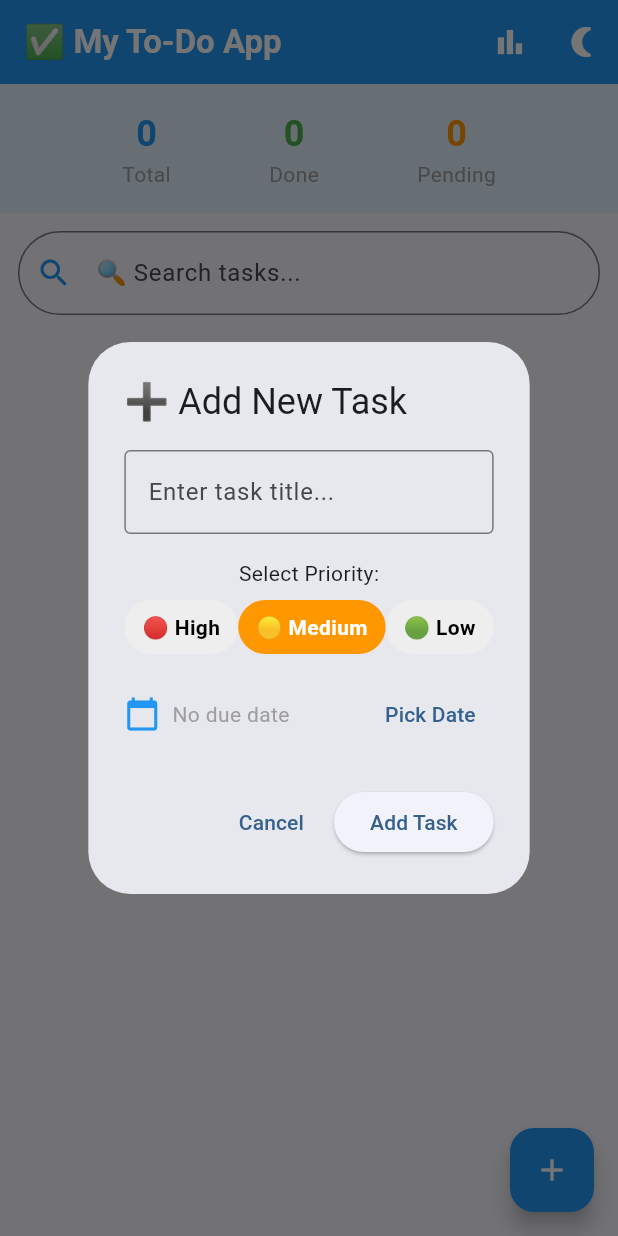
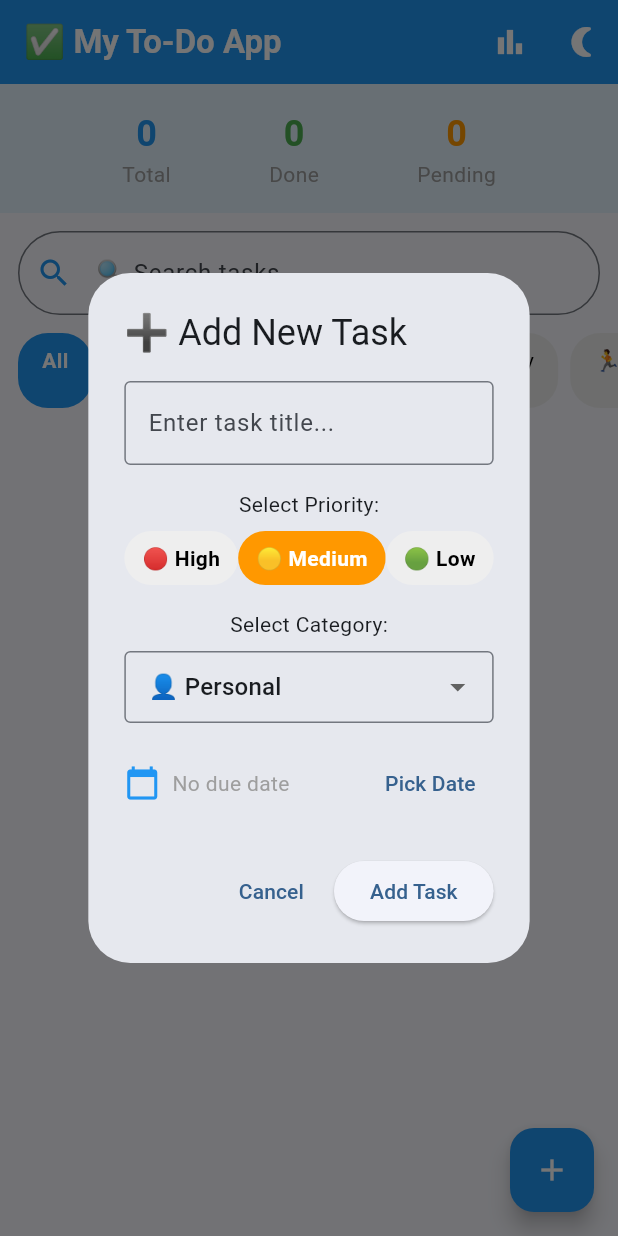
Before and after one commit to Senuja20040324/todo-mobile-app, a Flutter app: the screen it shows after launch, after a tap on the "add" icon, on a phone screen of 412 x 824 dp. Run offline on Flutter 3.47's test engine with Material 3 defaults, Android fonts, the phone set to English and light mode, and no system bars; missing offline and left inert: dart:js; statements that could not run were skipped.

Commit message:
add task categories feayure - working

```diff
--- a/lib/main.dart
+++ b/lib/main.dart
@@ -67,6 +67,7 @@ class Task {
   bool isDone;
   String createdAt;
   String? dueDate;
+  String category;
 
   Task({
     required this.title,
@@ -74,6 +75,7 @@ class Task {
     this.isDone = false,
     required this.createdAt,
     this.dueDate,
+    this.category = 'Personal',
   });
 
   Map<String, dynamic> toJson() => {
@@ -82,6 +84,7 @@ class Task {
     'isDone': isDone,
     'createdAt': createdAt,
     'dueDate': dueDate,
+    'category': category,
   };
 
   factory Task.fromJson(Map<String, dynamic> json) => Task(
@@ -90,6 +93,7 @@ class Task {
     isDone: json['isDone'],
     createdAt: json['createdAt'],
     dueDate: json['dueDate'],
+    category: json['category'] ?? '👤 Personal',
   );
 }
 
@@ -114,6 +118,18 @@ class _TodoHomePageState extends State<TodoHomePage> {
   String _selectedPriority = 'Medium';
   String _searchQuery = '';
   DateTime? _selectedDueDate;
+  String _selectedCategory = '👤 Personal';
+  String _filterCategory = 'All';
+
+  final List<String> _categories = [
+    'All',
+    '💼 Work',
+    '👤 Personal',
+    '📚 Study',
+    '🏃 Health',
+    '🛒 Shopping',
+    '💰 Finance',
+  ];
 
   @override
   void initState() {
@@ -146,14 +162,28 @@ class _TodoHomePageState extends State<TodoHomePage> {
   }
 
   List<Task> get _filteredTasks {
-    if (_searchQuery.isEmpty) return _tasks;
-    return _tasks
-        .where(
-          (task) =>
-              task.title.toLowerCase().contains(_searchQuery) ||
-              task.priority.toLowerCase().contains(_searchQuery),
-        )
-        .toList();
+    List<Task> filtered = _tasks;
+
+    // Filter by category
+    if (_filterCategory != 'All') {
+      filtered = filtered
+          .where((task) => task.category == _filterCategory)
+          .toList();
+    }
+
+    // Filter by search
+    if (_searchQuery.isNotEmpty) {
+      filtered = filtered
+          .where(
+            (task) =>
+                task.title.toLowerCase().contains(_searchQuery) ||
+                task.priority.toLowerCase().contains(_searchQuery) ||
+                task.category.toLowerCase().contains(_searchQuery),
+          )
+          .toList();
+    }
+
+    return filtered;
   }
 
   Map<String, dynamic> _getDueStatus(String? dueDate) {
@@ -179,11 +209,13 @@ class _TodoHomePageState extends State<TodoHomePage> {
           priority: _selectedPriority,
           createdAt: DateTime.now().toString().substring(0, 16),
           dueDate: _selectedDueDate?.toString().substring(0, 10),
+          category: _selectedCategory,
         ),
       );
       _controller.clear();
       _selectedPriority = 'Medium';
       _selectedDueDate = null;
+      _selectedCategory = '👤 Personal';
     });
     _saveTasks();
     Navigator.pop(context);
@@ -266,7 +298,44 @@ class _TodoHomePageState extends State<TodoHomePage> {
               ),
               const SizedBox(height: 16),
 
-              // Due Date
+              // Category selector
+              const Text('Select Category:'),
+              const SizedBox(height: 8),
+              StatefulBuilder(
+                builder: (context, setCatState) =>
+                    DropdownButtonFormField<String>(
+                      value: _selectedCategory,
+                      decoration: const InputDecoration(
+                        border: OutlineInputBorder(),
+                        contentPadding: EdgeInsets.symmetric(
+                          horizontal: 12,
+                          vertical: 8,
+                        ),
+                      ),
+                      items:
+                          [
+                                '💼 Work',
+                                '👤 Personal',
+                                '📚 Study',
+                                '🏃 Health',
+                                '🛒 Shopping',
+                                '💰 Finance',
+                              ]
+                              .map(
+                                (cat) => DropdownMenuItem(
+                                  value: cat,
+                                  child: Text(cat),
+                                ),
+                              )
+                              .toList(),
+                      onChanged: (val) {
+                        if (val != null) {
+                          setState(() => _selectedCategory = val);
+                        }
+                      },
+                    ),
+              ),
+              const SizedBox(height: 16),
               Row(
                 children: [
                   const Icon(Icons.calendar_today, color: Colors.blue),
@@ -405,6 +474,40 @@ class _TodoHomePageState extends State<TodoHomePage> {
                 }).toList(),
               ),
               const SizedBox(height: 16),
+
+              // Category selector
+              const Text('Select Category:'),
+              const SizedBox(height: 8),
+              DropdownButtonFormField<String>(
+                value: _selectedCategory,
+                decoration: const InputDecoration(
+                  border: OutlineInputBorder(),
+                  contentPadding: EdgeInsets.symmetric(
+                    horizontal: 12,
+                    vertical: 8,
+                  ),
+                ),
+                items:
+                    [
+                          '💼 Work',
+                          '👤 Personal',
+                          '📚 Study',
+                          '🏃 Health',
+                          '🛒 Shopping',
+                          '💰 Finance',
+                        ]
+                        .map(
+                          (cat) =>
+                              DropdownMenuItem(value: cat, child: Text(cat)),
+                        )
+                        .toList(),
+                onChanged: (val) {
+                  if (val != null) {
+                    setDialogState(() => _selectedCategory = val);
+                  }
+                },
+              ),
+              const SizedBox(height: 16),
               Row(
                 children: [
                   const Icon(Icons.calendar_today, color: Colors.blue),
@@ -534,6 +637,45 @@ class _TodoHomePageState extends State<TodoHomePage> {
               ),
             ),
           ),
+
+          // Category filter bar
+          SizedBox(
+            height: 50,
+            child: ListView.builder(
+              scrollDirection: Axis.horizontal,
+              padding: const EdgeInsets.symmetric(horizontal: 12),
+              itemCount: _categories.length,
+              itemBuilder: (context, index) {
+                final cat = _categories[index];
+                final isSelected = _filterCategory == cat;
+                return GestureDetector(
+                  onTap: () => setState(() => _filterCategory = cat),
+                  child: Container(
+                    margin: const EdgeInsets.only(right: 8),
+                    padding: const EdgeInsets.symmetric(
+                      horizontal: 16,
+                      vertical: 8,
+                    ),
+                    decoration: BoxDecoration(
+                      color: isSelected ? Colors.blue : Colors.grey.shade200,
+                      borderRadius: BorderRadius.circular(20),
+                    ),
+                    child: Text(
+                      cat,
+                      style: TextStyle(
+                        color: isSelected ? Colors.white : Colors.black,
+                        fontWeight: isSelected
+                            ? FontWeight.bold
+                            : FontWeight.normal,
+                      ),
+                    ),
+                  ),
+                );
+              },
+            ),
+          ),
+          const SizedBox(height: 8),
+
           if (_searchQuery.isNotEmpty)
             Padding(
               padding: const EdgeInsets.only(left: 16, bottom: 8),
@@ -586,7 +728,14 @@ class _TodoHomePageState extends State<TodoHomePage> {
                             crossAxisAlignment: CrossAxisAlignment.start,
                             children: [
                               Text(
-                                '${_getPriorityEmoji(task.priority)} ${task.priority} · ${task.createdAt}',
+                                '${_getPriorityEmoji(task.priority)} ${task.priority} · ${task.category}',
+                              ),
+                              Text(
+                                task.createdAt,
+                                style: const TextStyle(
+                                  fontSize: 11,
+                                  color: Colors.grey,
+                                ),
                               ),
                               Text(
                                 dueStatus['text'],
```
